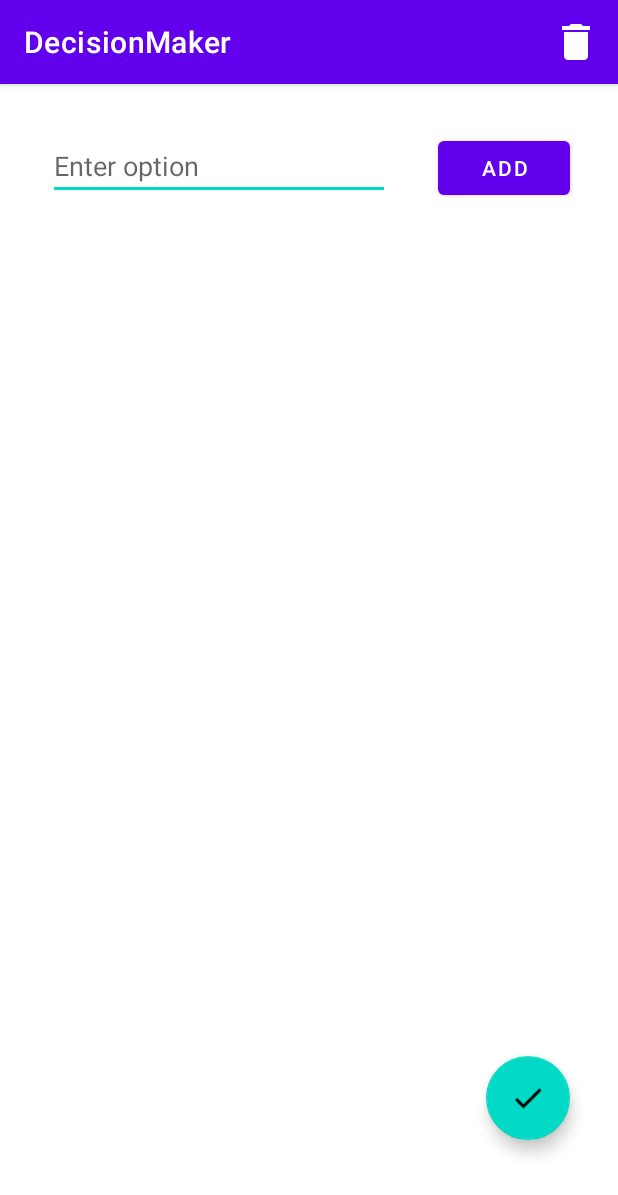
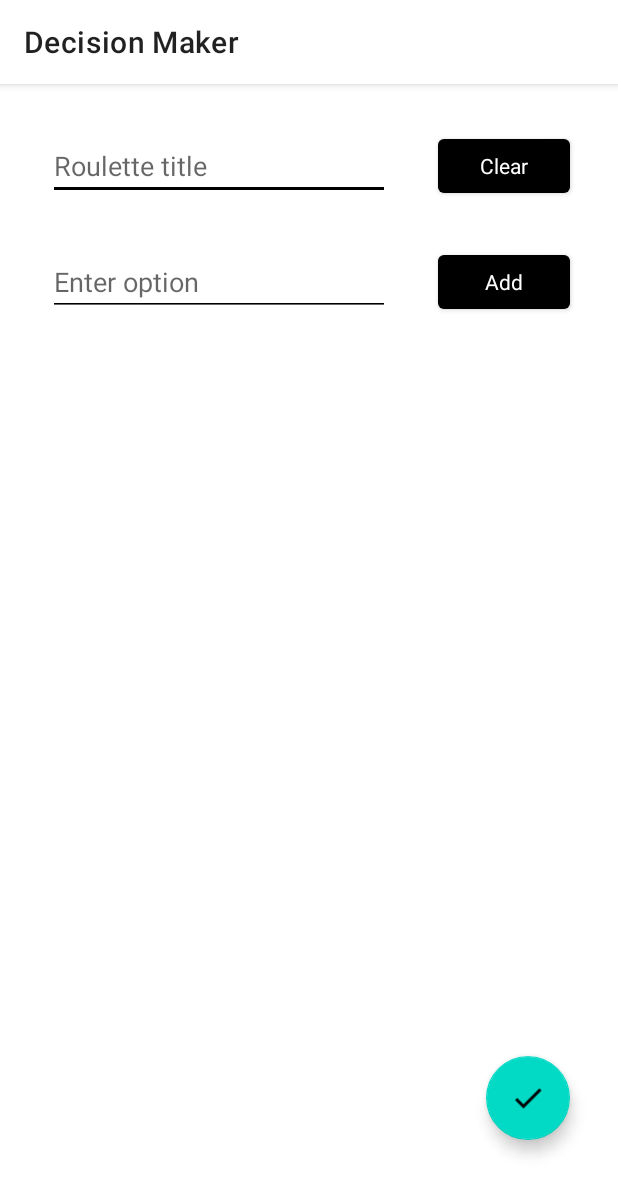
Before and after one commit to ricardo1320/DecisionMaker_Kt, an Android app: the OptionsActivity screen opened directly, with no data from a screen before it, on a phone screen of 412 x 824 dp. Shown: the top 1195 px of the screen. Run offline under Robolectric (Android 15) with nearby library versions, the phone set to English and light mode, and no system bars; 4 statements that could not run were skipped.

Commit message:
GUI changes, Roulette title now edited in OptionsActivity.kt

```diff
--- a/app/src/main/java/com/example/decisionmaker/OptionsActivity.kt
+++ b/app/src/main/java/com/example/decisionmaker/OptionsActivity.kt
@@ -13,10 +13,11 @@
 import kotlinx.android.synthetic.main.activity_options.*
 
 
-class OptionsActivity : AppCompatActivity() {
+class OptionsActivity : AppCompatActivity(), View.OnClickListener {
 
     companion object{
         const val OPTIONS_ACT_ROULETTE_LIST:String = "ROULETTE_LIST"
+        const val OPTIONS_ACT_ROULETTE_TITLE:String = "ROULETTE_TITLE"
         const val OPTIONS_ACT_ROULETTE_UPD_OK:Int = 1
         const val TEXT_CONTENT:String = "TEXT_CONTENT"
     }
@@ -30,25 +31,13 @@
 
         //Adapter
         myAdapter = OptionsAdapter(intent.extras!!.getStringArrayList(OPTIONS_ACT_ROULETTE_LIST)!!)
+        val title = intent.extras!!.getString(OPTIONS_ACT_ROULETTE_TITLE, "")
+        if(title.isNotBlank()) editText_RouletteTitle.setText(title)
+
         recyclerView.adapter = myAdapter
         recyclerView.layoutManager = LinearLayoutManager(this)
         recyclerView.addItemDecoration(DividerItemDecoration (this, DividerItemDecoration.VERTICAL))
 
-        //Listener
-        val listener = View.OnClickListener { view ->
-            when(view.id){
-                R.id.button_addOption -> {
-                    if(editText_addOption.text.isNotEmpty()){
-                        myAdapter.addOption(editText_addOption.text.toString())
-                        editText_addOption.text.clear()
-                    }
-                }
-                R.id.floatButton_ready -> {
-                    //Go back to MainActivity and update the Roulette, if the list has at least 2 options
-                    checkMinOptions()
-                }
-            }
-        }
 
         editText_addOption.setOnKeyListener(object:View.OnKeyListener{
             override fun onKey(v: View?, keyCode: Int, event: KeyEvent?): Boolean {
@@ -64,8 +53,27 @@
             }
         })
 
-        button_addOption.setOnClickListener(listener)
-        floatButton_ready.setOnClickListener(listener)
+        button_addOption.setOnClickListener(this)
+        button_clearTitle.setOnClickListener(this)
+        floatButton_ready.setOnClickListener(this)
+    }
+
+    override fun onClick(v: View) {
+        when(v.id){
+            R.id.button_addOption -> {
+                if(editText_addOption.text.isNotEmpty()){
+                    myAdapter.addOption(editText_addOption.text.toString())
+                    editText_addOption.text.clear()
+                }
+            }
+            R.id.button_clearTitle -> {
+                editText_RouletteTitle.text.clear()
+            }
+            R.id.floatButton_ready -> {
+                //Go back to MainActivity and update the Roulette, if the list has at least 2 options
+                checkMinOptions()
+            }
+        }
     }
 
     //Manage screen orientation changes
@@ -101,6 +109,8 @@
 
     //Check options are at least two (2)
     private fun checkMinOptions(){
+        if(editText_RouletteTitle.text.isBlank())
+            editText_RouletteTitle.setText("Roulette 1")
         if(myAdapter.itemCount < 2)
             Toast.makeText(this, "At least two options!", Toast.LENGTH_LONG).show()
         else
@@ -123,8 +133,11 @@
     private fun setResultAndReturnToActivity(){
         val result = Intent()
         result.putExtra(OPTIONS_ACT_ROULETTE_LIST, myAdapter.getOptions())
+        result.putExtra(OPTIONS_ACT_ROULETTE_TITLE, editText_RouletteTitle.text.toString())
         setResult(OPTIONS_ACT_ROULETTE_UPD_OK, result)
         finish()
     }
 
+
+
 }
--- a/app/src/main/res/layout/activity_options.xml
+++ b/app/src/main/res/layout/activity_options.xml
@@ -5,6 +5,34 @@
     android:layout_width="match_parent"
     android:layout_height="match_parent"
     tools:context=".OptionsActivity">
+
+    <Button
+        android:id="@+id/button_clearTitle"
+        style="@style/Theme.DecisionMaker"
+        android:layout_width="wrap_content"
+        android:layout_height="wrap_content"
+        android:layout_marginEnd="32dp"
+        android:text="@string/menu_clear"
+        app:layout_constraintBottom_toBottomOf="@+id/editText_RouletteTitle"
+        app:layout_constraintEnd_toEndOf="parent"
+        app:layout_constraintTop_toTopOf="@+id/editText_RouletteTitle" />
+
+    <EditText
+        android:id="@+id/editText_RouletteTitle"
+        android:layout_width="0dp"
+        android:layout_height="wrap_content"
+        android:layout_marginStart="32dp"
+        android:layout_marginTop="32dp"
+        android:layout_marginEnd="32dp"
+        android:autofillHints=""
+        android:ems="10"
+        android:focusable="true"
+        android:focusableInTouchMode="true"
+        android:hint="@string/editText_title_hint"
+        android:inputType="text"
+        app:layout_constraintEnd_toStartOf="@+id/button_clearTitle"
+        app:layout_constraintStart_toStartOf="parent"
+        app:layout_constraintTop_toTopOf="parent" />
 
     <EditText
         android:id="@+id/editText_addOption"
@@ -15,23 +43,24 @@
         android:layout_marginEnd="32dp"
         android:autofillHints=""
         android:ems="10"
+        android:focusable="true"
+        android:focusableInTouchMode="true"
         android:hint="@string/editText_addOption_hint"
         android:inputType="text"
-        android:focusable="true"
-        android:focusableInTouchMode="true"
         app:layout_constraintEnd_toStartOf="@+id/button_addOption"
         app:layout_constraintStart_toStartOf="parent"
-        app:layout_constraintTop_toTopOf="parent" />
+        app:layout_constraintTop_toBottomOf="@+id/editText_RouletteTitle" />
 
     <Button
         android:id="@+id/button_addOption"
+        style="@style/Theme.DecisionMaker"
         android:layout_width="wrap_content"
         android:layout_height="wrap_content"
-        android:layout_marginTop="32dp"
         android:layout_marginEnd="32dp"
         android:text="@string/button_addOption"
+        app:layout_constraintBottom_toBottomOf="@+id/editText_addOption"
         app:layout_constraintEnd_toEndOf="parent"
-        app:layout_constraintTop_toTopOf="parent" />
+        app:layout_constraintTop_toTopOf="@+id/editText_addOption" />
 
     <androidx.recyclerview.widget.RecyclerView
         android:id="@+id/recyclerView"
--- a/app/src/main/res/menu/menu.xml
+++ b/app/src/main/res/menu/menu.xml
@@ -3,5 +3,7 @@
     xmlns:android="http://schemas.android.com/apk/res/android">
     <item
         android:id="@+id/menu_modify"
-        android:title="@string/menu_modify_text" />
+        android:icon="@drawable/ic_action_edit"
+        android:title="@string/menu_modify_text"
+        app:showAsAction="ifRoom" />
 </menu>
--- a/app/src/main/res/values-night/themes.xml
+++ b/app/src/main/res/values-night/themes.xml
@@ -1,16 +1,29 @@
 <resources xmlns:tools="http://schemas.android.com/tools">
     <!-- Base application theme. -->
-    <style name="Theme.DecisionMaker" parent="Theme.MaterialComponents.DayNight.DarkActionBar">
+    <style name="Theme.DecisionMaker" parent="Theme.MaterialComponents.DayNight">
         <!-- Primary brand color. -->
-        <item name="colorPrimary">@color/purple_200</item>
-        <item name="colorPrimaryVariant">@color/purple_700</item>
+        <item name="colorPrimary">@color/black</item>
+        <item name="colorPrimaryVariant">@color/black</item>
         <item name="colorOnPrimary">@color/black</item>
         <!-- Secondary brand color. -->
         <item name="colorSecondary">@color/teal_200</item>
         <item name="colorSecondaryVariant">@color/teal_200</item>
-        <item name="colorOnSecondary">@color/black</item>
+        <item name="colorOnSecondary">@color/white</item>
         <!-- Status bar color. -->
         <item name="android:statusBarColor" tools:targetApi="l">?attr/colorPrimaryVariant</item>
+        <item name="android:windowLightStatusBar">false</item>
         <!-- Customize your theme here. -->
+
+        <item name="backgroundTint">@color/white</item>
     </style>
+
+    <style name="Theme.DecisionMaker.IconTint">
+        <item name="tint">@color/white</item>
+        <item name="iconTint">@color/white</item>
+    </style>
+
+    <style name="Theme.DecisionMaker.TextView">
+        <item name="android:textColor">@color/white</item>
+    </style>
+
 </resources>
--- a/app/src/main/res/values/strings.xml
+++ b/app/src/main/res/values/strings.xml
@@ -1,5 +1,5 @@
 <resources>
-    <string name="app_name">DecisionMaker</string>
+    <string name="app_name">Decision Maker</string>
     <string name="button_spin_text">Spin</string>
     <string name="menu_modify_text">Modify options</string>
     <string name="button_addOption">Add</string>
@@ -8,5 +8,5 @@
     <string name="floatButton_ready_desc">Commit options</string>
     <string name="button_deleteOption_desc">Delete option</string>
     <string name="EMPTY_STRING">""</string>
-    <string name="editText_title_hint">Add a title</string>
+    <string name="editText_title_hint">Roulette title</string>
 </resources>
--- a/app/src/main/res/values/themes.xml
+++ b/app/src/main/res/values/themes.xml
@@ -1,9 +1,9 @@
 <resources xmlns:tools="http://schemas.android.com/tools">
     <!-- Base application theme. -->
-    <style name="Theme.DecisionMaker" parent="Theme.MaterialComponents.DayNight.DarkActionBar">
+    <style name="Theme.DecisionMaker" parent="Theme.MaterialComponents.DayNight">
         <!-- Primary brand color. -->
-        <item name="colorPrimary">@color/purple_500</item>
-        <item name="colorPrimaryVariant">@color/purple_700</item>
+        <item name="colorPrimary">@color/white</item>
+        <item name="colorPrimaryVariant">@color/white</item>
         <item name="colorOnPrimary">@color/white</item>
         <!-- Secondary brand color. -->
         <item name="colorSecondary">@color/teal_200</item>
@@ -11,6 +11,20 @@
         <item name="colorOnSecondary">@color/black</item>
         <!-- Status bar color. -->
         <item name="android:statusBarColor" tools:targetApi="l">?attr/colorPrimaryVariant</item>
+        <item name="android:windowLightStatusBar">true</item>
         <!-- Customize your theme here. -->
+
+        <item name="backgroundTint">@color/black</item>
     </style>
+
+    <style name="Theme.DecisionMaker.IconTint">
+        <item name="tint">@color/black</item>
+        <item name="iconTint">@color/black</item>
+    </style>
+
+    <style name="Theme.DecisionMaker.TextView">
+        <item name="android:textColor">@color/black</item>
+    </style>
+
+
 </resources>
```
Also changed, not shown: app/src/main/java/com/example/decisionmaker/MainActivity.kt (+26 -8 lines), app/src/main/java/com/example/decisionmaker/views/Roulette.kt (+13 -4 lines), app/src/main/res/layout-land/activity_main.xml (+10 -8 lines), app/src/main/res/layout/activity_main.xml (+11 -11 lines), app/src/main/res/layout/option.xml (+12 -24 lines), app/src/main/res/drawable-hdpi/ic_action_edit.png (added), app/src/main/res/drawable-mdpi/ic_action_edit.png (added), app/src/main/res/drawable-xhdpi/ic_action_edit.png (added), app/src/main/res/drawable-xxhdpi/ic_action_edit.png (added), app/src/main/res/drawable-xxxhdpi/ic_action_edit.png (added).
